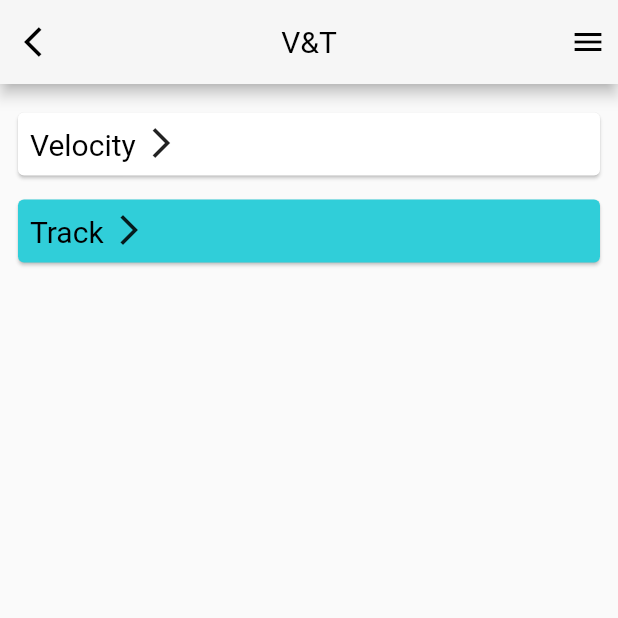
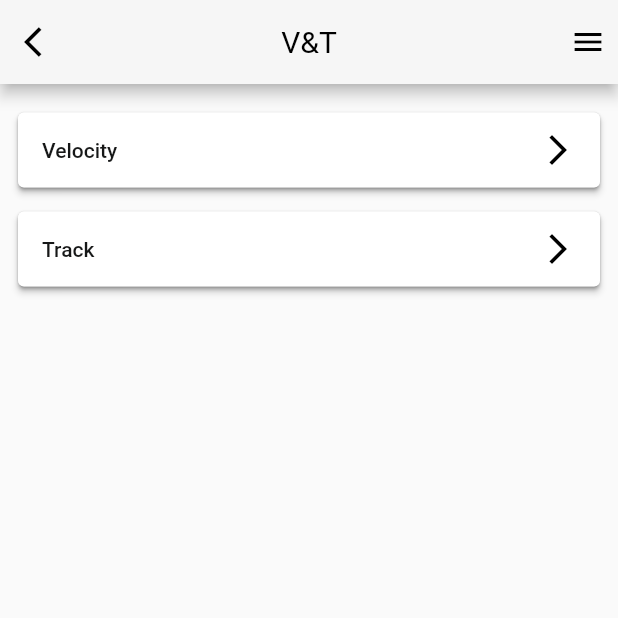
Before and after one commit to muhammadzubair7068888/connect_flutter, a Flutter app: the VelocityAndTrack screen opened directly, on a phone screen of 412 x 824 dp, the top half of it. Run offline on Flutter 3.47's test engine with Material 2 defaults, Android fonts, the phone set to English and light mode, and no system bars; our stand-ins replace data_table_2, hexcolor.

Commit message:
commit by qasim

```diff
--- a/lib/main.dart
+++ b/lib/main.dart
@@ -25,6 +25,6 @@ class MyApp extends StatelessWidget {
           colorScheme:
               ThemeData().colorScheme.copyWith(primary: HexColor("#30CED9")),
         ),
-        home: History());
+        home: VelocityAndTrack());
   }
 }
--- a/lib/screens/vel_and_track.dart
+++ b/lib/screens/vel_and_track.dart
@@ -9,6 +9,7 @@ class VelocityAndTrack extends StatefulWidget {
 }
 
 class _VelocityAndTrackState extends State<VelocityAndTrack> {
+  Color color = Colors.white;
   @override
   Widget build(BuildContext context) {
     return Scaffold(
@@ -31,65 +32,59 @@ class _VelocityAndTrackState extends State<VelocityAndTrack> {
         body: Padding(
             padding: const EdgeInsets.only(top: 15.0, left: 8, right: 8),
             child: Column(
-            crossAxisAlignment: CrossAxisAlignment.stretch,
               children: [
-              SizedBox(
-                height: 50,
-                child: Card(
-                    child: Padding(
-                  padding: const EdgeInsets.all(8.0),
+                Card(
+                  child: ElevatedButton(
+                      style: ElevatedButton.styleFrom(
+                          minimumSize: Size.fromHeight(50),
+                          primary: Colors.white),
+                      onPressed: () {},
                       child: Row(
                         mainAxisAlignment: MainAxisAlignment.spaceBetween,
                         children: [
-                      RichText(
-                        text: TextSpan(
-                          children: [
-                            TextSpan(
-                              text: "Velocity ",
+                          Text(
+                            "Velocity",
                             style: TextStyle(
-                                  color: Colors.black,
-                                  fontWeight: FontWeight.w400,
-                                  fontSize: 20),
-                            ),
-                            WidgetSpan(
-                              child: Icon(Icons.arrow_forward_ios, size: 24),
-                            ),
-                          ],
+                              color: HexColor("#161717"),
                             ),
                           ),
+                          Icon(
+                            Icons.arrow_forward_ios,
+                            color: Colors.black,
+                          )
                         ],
-                  ),
                       )),
                 ),
                 Padding(
                   padding: const EdgeInsets.only(top: 8.0),
-                child: SizedBox(
-                  height: 50,
                   child: Card(
-                      color: HexColor("#30CED9"),
-                      child: Padding(
-                        padding: const EdgeInsets.all(8.0),
-                        child: RichText(
-                          text: TextSpan(
+                    child: ElevatedButton(
+                        style: ElevatedButton.styleFrom(
+                            minimumSize: Size.fromHeight(50),
+                            primary: Colors.white),
+                        onPressed: () {
+                          setState(() {
+                            HexColor("#30CED9");
+                          });
+                        },
+                        child: Row(
+                          mainAxisAlignment: MainAxisAlignment.spaceBetween,
                           children: [
-                              TextSpan(
-                                text: "Track ",
+                            Text(
+                              "Track",
                               style: TextStyle(
-                                    color: Colors.black,
-                                    fontWeight: FontWeight.w400,
-                                    fontSize: 20),
-                              ),
-                              WidgetSpan(
-                                child: Icon(Icons.arrow_forward_ios, size: 24),
-                              ),
-                            ],
+                                color: HexColor("#161717"),
                               ),
                             ),
+                            Icon(
+                              Icons.arrow_forward_ios,
+                              color: Colors.black,
+                            )
+                          ],
                         )),
                   ),
                 ),
               ],
-          ),
-        ));
+            )));
   }
 }
```
Also changed, not shown: lib/screens/track_screen.dart (+10 -30 lines). Lines whose indentation alone changed are shown as unchanged.
